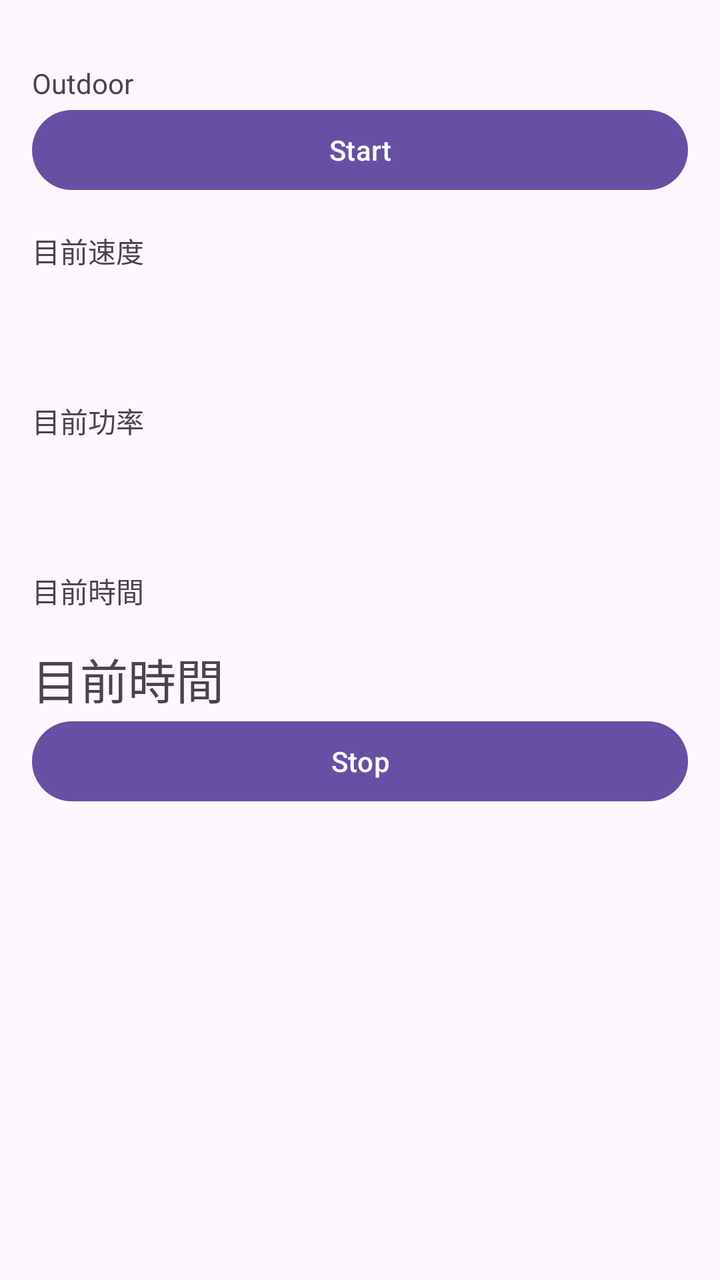
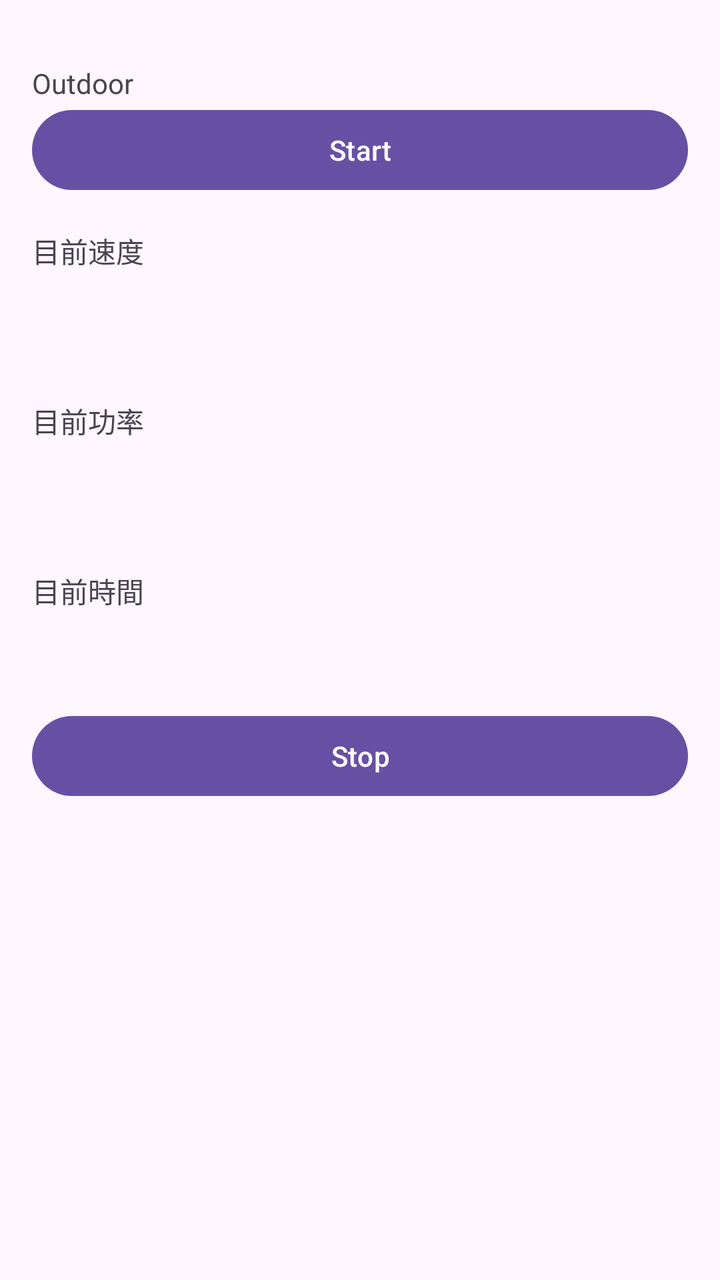

Compare the two renders of this Android layout. The source of the first and the diff that turns it into the second are given below.
<!-- AndroidManifest.xml: application theme Theme.BmiCalculator -->
<!-- res/layout/activity_outdoor.xml -->
<?xml version="1.0" encoding="utf-8"?>
<ScrollView xmlns:android="http://schemas.android.com/apk/res/android"
    android:layout_width="match_parent"
    android:layout_height="match_parent">

    <LinearLayout
        android:layout_width="match_parent"
        android:layout_height="wrap_content"
        android:orientation="vertical"
        android:padding="16dp">

        <TextView
            android:layout_width="match_parent"
            android:layout_height="wrap_content"
            android:text="@string/Outdoor"
            android:paddingTop="16dp"/>

        <Button
            android:id="@+id/buttonStart"
            android:layout_width="match_parent"
            android:layout_height="wrap_content"
            android:text="@string/start" />

        <TextView
            android:layout_width="match_parent"
            android:layout_height="wrap_content"
            android:text="@string/now_speed"
            android:paddingTop="16dp"/>

        <TextView
            android:id="@+id/textViewSpeed"
            android:layout_width="match_parent"
            android:layout_height="wrap_content"
            android:paddingTop="16dp"
            android:textSize="24sp" />

        <TextView
            android:layout_width="match_parent"
            android:layout_height="wrap_content"
            android:text="@string/now_power"
            android:paddingTop="16dp"/>

        <TextView
            android:id="@+id/powerDataTextView"
            android:layout_width="match_parent"
            android:layout_height="wrap_content"
            android:paddingTop="16dp"
            android:textSize="24sp" />

        <TextView
            android:layout_width="match_parent"
            android:layout_height="wrap_content"
            android:text="@string/now_time"
            android:paddingTop="16dp"/>

        <TextView
            android:id="@+id/textViewTime"
            android:layout_width="match_parent"
            android:layout_height="wrap_content"
            android:text="@string/now_time"
            android:paddingTop="16dp"
            android:textSize="24sp" />

        <Button
            android:id="@+id/buttonPause"
            android:layout_width="match_parent"
            android:layout_height="wrap_content"
            android:text="@string/pause" />

    </LinearLayout>
</ScrollView>
<!-- resources referenced by this layout -->
<resources>
  <string name="Outdoor">Outdoor</string>
  <string name="now_power">目前功率</string>
  <string name="now_speed">目前速度</string>
  <string name="now_time">目前時間</string>
  <string name="pause">Stop</string>
  <string name="start">Start</string>
  <style name="Theme.BmiCalculator" parent="Base.Theme.BmiCalculator" />
  <style name="Base.Theme.BmiCalculator" parent="Theme.Material3.DayNight.NoActionBar">
          
          
      </style>
</resources>

<!-- the commit's change to res/layout/activity_outdoor.xml (unified diff, before → after) -->
@@ -57,7 +57,6 @@
             android:id="@+id/textViewTime"
             android:layout_width="match_parent"
             android:layout_height="wrap_content"
-            android:text="@string/now_time"
             android:paddingTop="16dp"
             android:textSize="24sp" />
 
